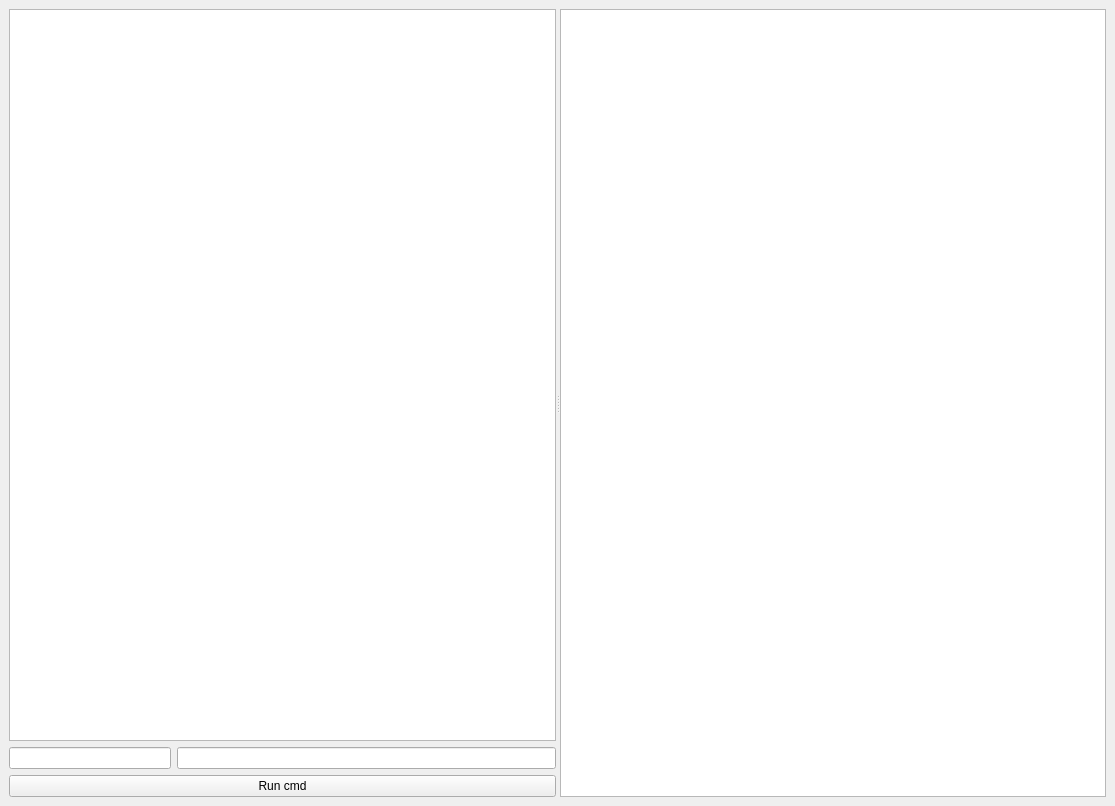
Before: the Qt Designer form src/client/client.ui in ccp4/DUI2, drawn with Qt 5.
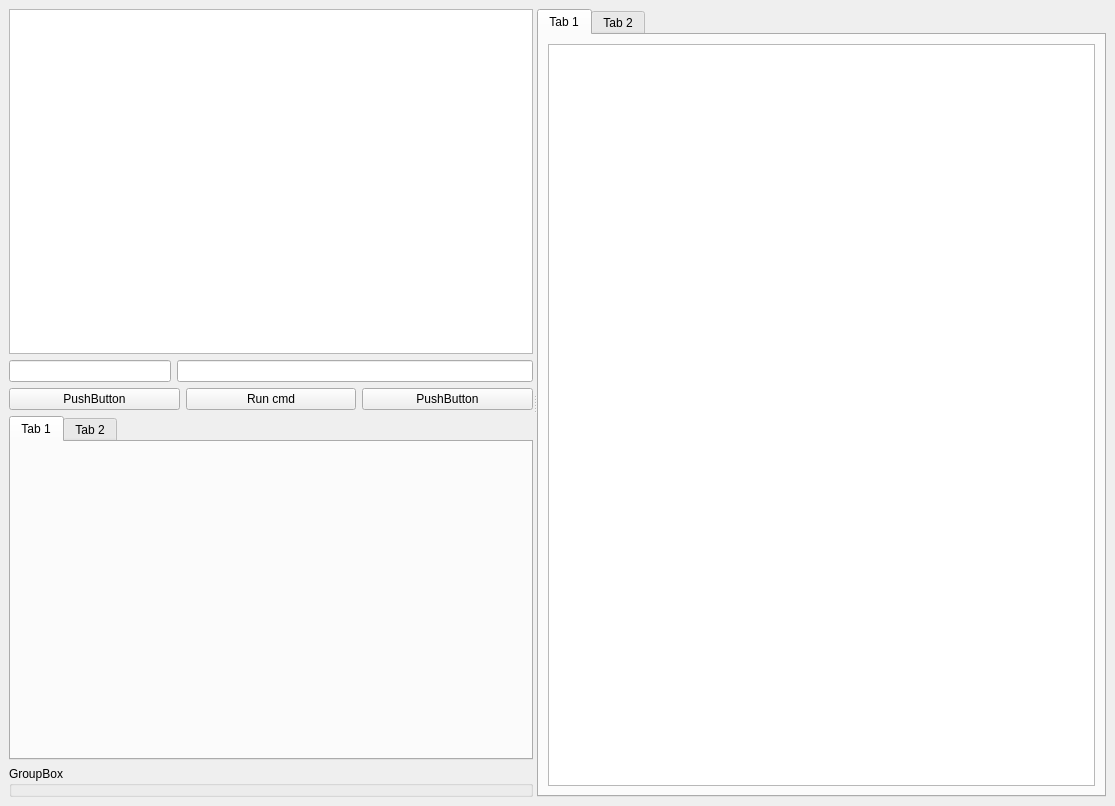
After: the same form once the commit is applied.

Commit message: upgrading layout, part 1

```diff
--- a/src/client/client.ui
+++ b/src/client/client.ui
@@ -43,15 +43,73 @@
          </layout>
         </item>
         <item>
-         <widget class="QPushButton" name="CmdSend2server">
-          <property name="text">
-           <string>Run cmd</string>
+         <layout class="QHBoxLayout" name="horizontalLayout_2">
+          <item>
+           <widget class="QPushButton" name="pushButton">
+            <property name="text">
+             <string>PushButton</string>
+            </property>
+           </widget>
+          </item>
+          <item>
+           <widget class="QPushButton" name="CmdSend2server">
+            <property name="text">
+             <string>Run cmd</string>
+            </property>
+           </widget>
+          </item>
+          <item>
+           <widget class="QPushButton" name="pushButton_2">
+            <property name="text">
+             <string>PushButton</string>
+            </property>
+           </widget>
+          </item>
+         </layout>
+        </item>
+        <item>
+         <widget class="QTabWidget" name="tabWidget">
+          <widget class="QWidget" name="tab">
+           <attribute name="title">
+            <string>Tab 1</string>
+           </attribute>
+          </widget>
+          <widget class="QWidget" name="tab_2">
+           <attribute name="title">
+            <string>Tab 2</string>
+           </attribute>
+          </widget>
+         </widget>
+        </item>
+        <item>
+         <widget class="QGroupBox" name="groupBox">
+          <property name="title">
+           <string>GroupBox</string>
           </property>
          </widget>
         </item>
        </layout>
       </widget>
-      <widget class="QTextEdit" name="incoming_text"/>
+      <widget class="QTabWidget" name="tabWidget_2">
+       <property name="currentIndex">
+        <number>0</number>
+       </property>
+       <widget class="QWidget" name="tab_3">
+        <attribute name="title">
+         <string>Tab 1</string>
+        </attribute>
+        <layout class="QGridLayout" name="gridLayout_2">
+         <item row="0" column="0">
+          <widget class="QTextEdit" name="incoming_text"/>
+         </item>
+        </layout>
+       </widget>
+       <widget class="QWidget" name="tab_4">
+        <attribute name="title">
+         <string>Tab 2</string>
+        </attribute>
+       </widget>
+      </widget>
      </widget>
     </item>
    </layout>
```
